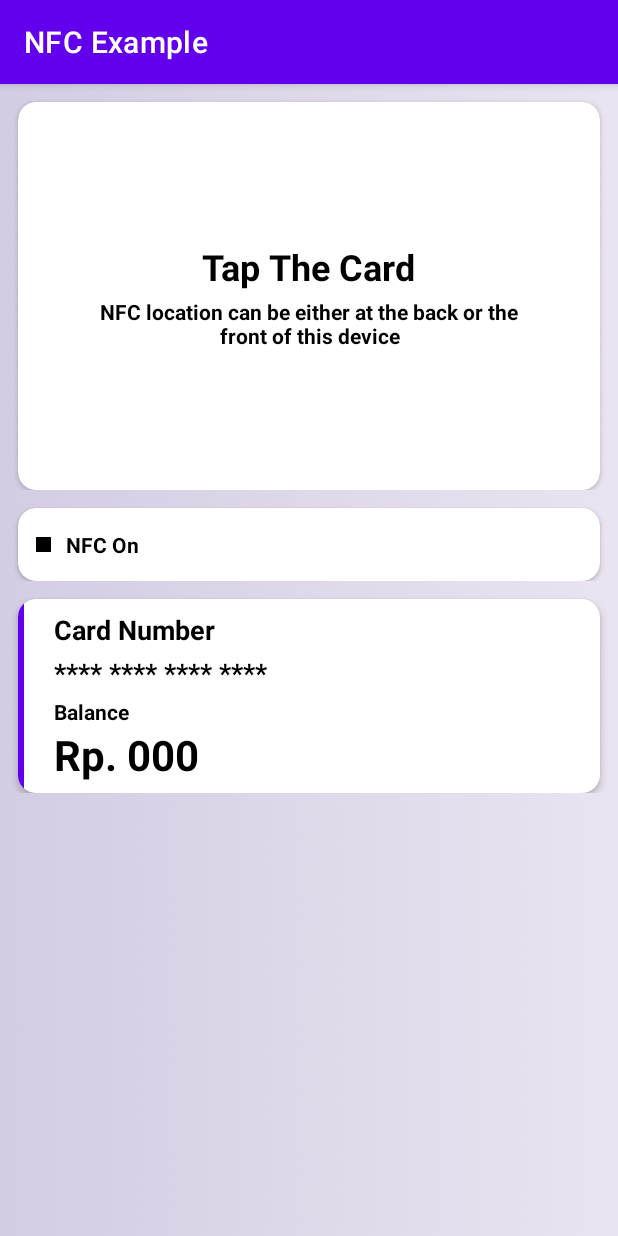
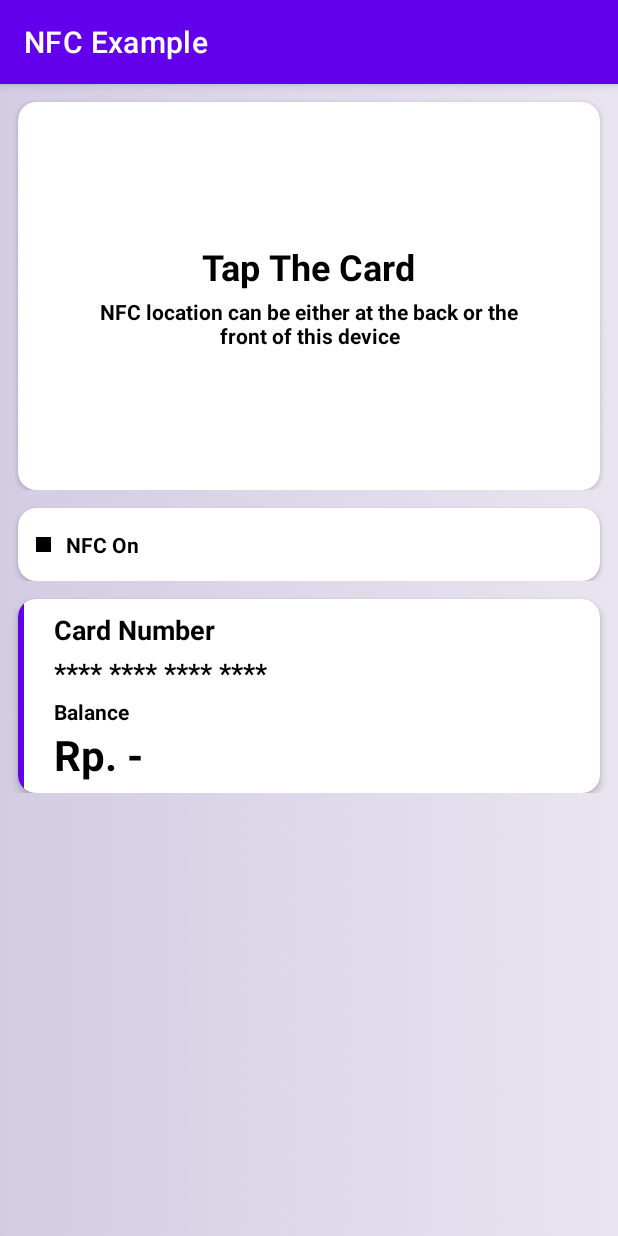
Before and after one commit to GhaniHaa/NFCReader, an Android app: the MainActivity screen opened directly, with no data from a screen before it, on a phone screen of 412 x 824 dp. Run offline under Robolectric (Android 15) with nearby library versions, the phone set to English and light mode, and no system bars; 2 statements that could not run were skipped.

Commit message:
feat: change launcher icon

```diff
--- a/app/src/main/AndroidManifest.xml
+++ b/app/src/main/AndroidManifest.xml
@@ -9,7 +9,7 @@
         android:allowBackup="true"
         android:icon="@mipmap/ic_launcher"
         android:label="@string/app_name"
-        android:roundIcon="@mipmap/ic_launcher_round"
+        android:roundIcon="@mipmap/ic_launcher"
         android:supportsRtl="true"
         android:theme="@style/Theme.NFCExample">
         <activity android:name=".SplashScreen"
--- a/app/src/main/java/com/example/nfcexample/MainActivity.kt
+++ b/app/src/main/java/com/example/nfcexample/MainActivity.kt
@@ -67,7 +67,9 @@ class MainActivity : AppCompatActivity() {
                 buildTagViews(msgs.toTypedArray())
             }
             else {
-                Toast.makeText(this, "Cannot Read Card : Message is null", Toast.LENGTH_SHORT).show()
+                tvCardNumber.text = "0145 0006 4848 3978"
+                tvAmount.text = "Rp 100.000"
+//                Toast.makeText(this, "Cannot Read Card : Message is null", Toast.LENGTH_SHORT).show()
             }
         }
     }
--- a/app/src/main/res/layout/activity_main.xml
+++ b/app/src/main/res/layout/activity_main.xml
@@ -132,6 +132,7 @@
                         android:layout_marginTop="8dp"
                         android:textStyle="bold" />
                     <TextView
+                        android:id="@+id/tvCardNumber"
                         android:layout_width="281dp"
                         android:layout_height="wrap_content"
                         android:layout_marginTop="4dp"
@@ -150,12 +151,13 @@
                         android:textSize="14sp"
                         android:textStyle="bold" />
                     <TextView
+                        android:id="@+id/tvAmount"
                         android:layout_width="281dp"
                         android:layout_height="wrap_content"
                         android:layout_marginBottom="8dp"
                         android:gravity="left"
                         android:textColor="@color/black"
-                        android:text="Rp. 000"
+                        android:text="Rp. -"
                         android:textSize="28sp"
                         android:textStyle="bold" />
                 </LinearLayout>
--- a/app/src/main/res/mipmap-anydpi-v26/ic_launcher.xml
+++ /dev/null
@@ -1,5 +0,0 @@
-<?xml version="1.0" encoding="utf-8"?>
-<adaptive-icon xmlns:android="http://schemas.android.com/apk/res/android">
-    <background android:drawable="@drawable/ic_launcher_background" />
-    <foreground android:drawable="@drawable/ic_launcher_foreground" />
-</adaptive-icon>
```
Also changed, not shown: app/src/main/res/mipmap-hdpi/ic_launcher.png (added), app/src/main/res/mipmap-hdpi/ic_launcher.webp (deleted), app/src/main/res/mipmap-mdpi/ic_launcher.png (added), app/src/main/res/mipmap-mdpi/ic_launcher.webp (deleted), app/src/main/res/mipmap-xhdpi/ic_launcher.png (added), app/src/main/res/mipmap-xhdpi/ic_launcher.webp (deleted), app/src/main/res/mipmap-xxhdpi/ic_launcher.png (added), app/src/main/res/mipmap-xxhdpi/ic_launcher.webp (deleted), app/src/main/res/mipmap-xxxhdpi/ic_launcher.png (added), app/src/main/res/mipmap-xxxhdpi/ic_launcher.webp (deleted).
